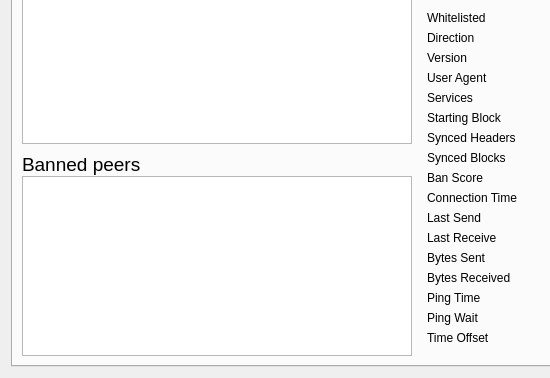
psdgithub/bitcoin, file src/qt/forms/rpcconsole.ui: the form before one commit; both pictures show x 0 to 550 and y 82 to 460 of the 740 by 460 pixel window.
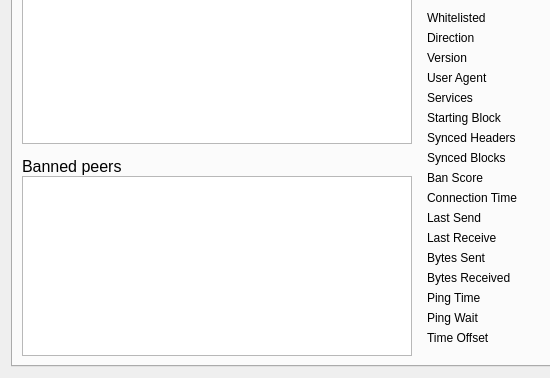
The form after the commit. The open tabs and pages were chosen to show the change. Icons and pictures are not drawn. Custom widgets are drawn as their Qt base class.

Commit message: [Qt] banlist, UI optimizing and better signal handling

```diff
--- a/src/qt/forms/rpcconsole.ui
+++ b/src/qt/forms/rpcconsole.ui
@@ -726,7 +726,7 @@
            </property>
            <property name="font">
             <font>
-             <pointsize>14</pointsize>
+             <pointsize>12</pointsize>
             </font>
            </property>
            <property name="cursor">
```
Left out of the diff: 6 changed lines with no effect on the pictures. The commit also changes 5 other files.
